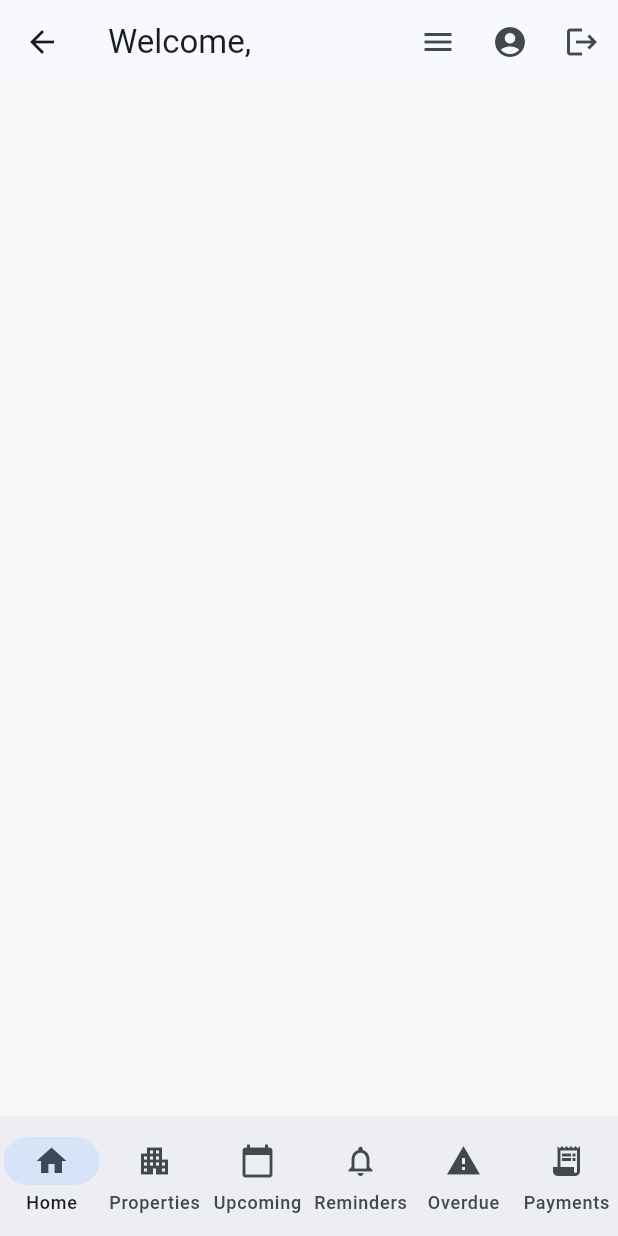
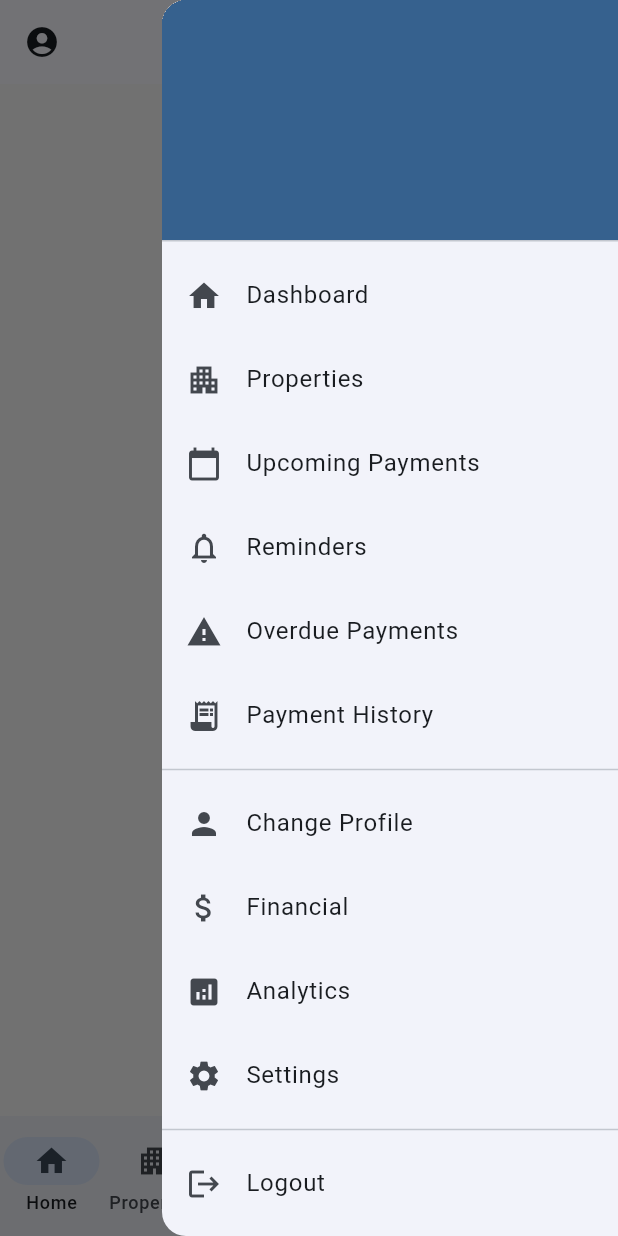
Before and after one commit to Princejozze/new_tenant_vision_app, a Flutter app: the _MobileScaffold screen opened directly with empty values, after a tap on the "menu" icon, on a phone screen of 412 x 824 dp. Run offline on Flutter 3.47's test engine with Material 3 defaults, Android fonts, the phone set to English and light mode, and no system bars; our stand-ins replace cloud_firestore, firebase_auth, firebase_core, go_router, google_sign_in, open_file and 3 more; accounts and stored records are empty.

Commit message:
feat(ui): fix hamburger to open end drawer; move profile to left; remove Welcome title; remove search/plus from Dashboard (kept on Properties); move logout to drawer as last item

```diff
--- a/lib/src/widgets/scaffold_with_navigation.dart
+++ b/lib/src/widgets/scaffold_with_navigation.dart
@@ -79,23 +79,20 @@ class _MobileScaffold extends StatelessWidget {
   Widget build(BuildContext context) {
     return Scaffold(
       appBar: AppBar(
-        title: Text('Welcome, $displayName'),
-        actions: [
-          IconButton(
-            tooltip: 'Menu',
-            icon: const Icon(Icons.menu),
-            onPressed: () => Scaffold.of(context).openEndDrawer(),
-          ),
-          IconButton(
+        leading: IconButton(
           tooltip: 'Profile',
           icon: const Icon(Icons.account_circle),
           onPressed: () => _openProfile(context),
         ),
-          IconButton(
-            tooltip: 'Sign out',
-            icon: const Icon(Icons.logout),
-            onPressed: onSignOut,
-          )
+        title: const SizedBox.shrink(),
+        actions: [
+          Builder(
+            builder: (ctx) => IconButton(
+              tooltip: 'Menu',
+              icon: const Icon(Icons.menu),
+              onPressed: () => Scaffold.of(ctx).openEndDrawer(),
+            ),
+          ),
         ],
       ),
       endDrawer: Drawer(
@@ -155,6 +152,12 @@ class _MobileScaffold extends StatelessWidget {
               leading: const Icon(Icons.settings),
               title: const Text('Settings'),
               onTap: () { Navigator.pop(context); _openSettings(context); },
+            ),
+            const Divider(),
+            ListTile(
+              leading: const Icon(Icons.logout),
+              title: const Text('Logout'),
+              onTap: () { Navigator.pop(context); onSignOut(); },
             ),
           ],
         ),
@@ -217,19 +220,13 @@ class _DesktopScaffold extends StatelessWidget {
   Widget build(BuildContext context) {
     return Scaffold(
       appBar: AppBar(
-        title: Text('Welcome, $displayName'),
-        actions: [
-          IconButton(
+        leading: IconButton(
           tooltip: 'Profile',
           icon: const Icon(Icons.account_circle),
           onPressed: () => _openProfile(context),
         ),
-          IconButton(
-            tooltip: 'Sign out',
-            icon: const Icon(Icons.logout),
-            onPressed: onSignOut,
-          )
-        ],
+        title: const SizedBox.shrink(),
+        actions: const [],
       ),
       body: Row(
         children: [
```
Also changed, not shown: lib/src/screens/dashboard.dart (+4 -11 lines). Lines whose indentation alone changed are shown as unchanged.
